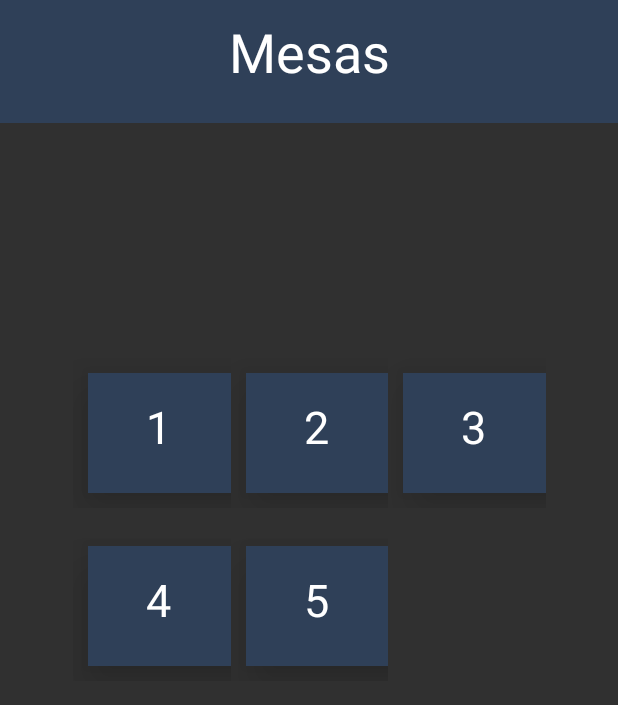
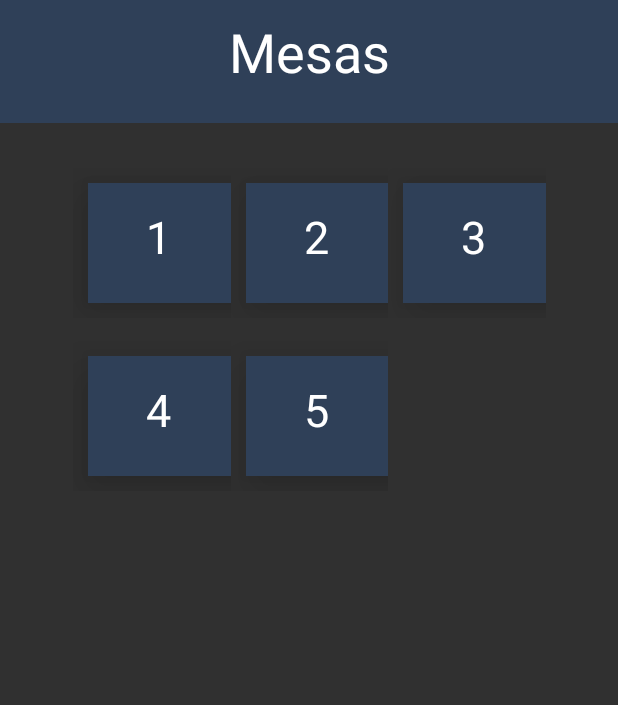
Before and after one commit to HeraWer/ProyectoBarAppMovil, an Android app: the Mesas screen opened directly, with no data from a screen before it, on a phone screen of 412 x 824 dp. Shown: the top 705 px of the screen. Run offline under Robolectric (Android 15) with nearby library versions, the phone set to English and light mode, and no system bars; network calls fail.

Commit message:
Adaptado para girar pantalla y pintando de mesas si existe ticket

```diff
--- a/app/src/main/java/com/example/barreinolds/Empleados.java
+++ b/app/src/main/java/com/example/barreinolds/Empleados.java
@@ -84,4 +84,5 @@
 
     }
 
+
 }
--- a/app/src/main/java/com/example/barreinolds/Mesas.java
+++ b/app/src/main/java/com/example/barreinolds/Mesas.java
@@ -21,13 +21,13 @@
     ArrayList<String> listNumMesa;
     RecyclerView listView;
     MesasAdapter adapter;
-    private String etiqueta = null;
 
     @Override
     protected void onCreate(Bundle savedInstanceState) {
         super.onCreate(savedInstanceState);
         setContentView(R.layout.activity_mesas);
-        recuperarTicket();
+
+
         if(tickets == null){
             tickets = new ArrayList<Ticket>();
         }
@@ -45,6 +45,8 @@
             listaMesas.add("Mesa " + i);
             listNumMesa.add(String.valueOf(i));
         }
+
+
 
 
 
@@ -83,4 +85,16 @@
             e.printStackTrace();
         }
     }
+
+    @Override
+    protected void onResume() {
+        super.onResume();
+        recuperarTicket();
+
+        Ticket t = Search.getTicket(numMesa);
+            if (t != null && t.getProductosComanda().size() == 0)
+                tickets.remove(t);
+
+        adapter.notifyDataSetChanged();
+    }
 }
--- a/app/src/main/java/com/example/barreinolds/MesasAdapter.java
+++ b/app/src/main/java/com/example/barreinolds/MesasAdapter.java
@@ -1,7 +1,9 @@
 package com.example.barreinolds;
 
+import android.annotation.TargetApi;
 import android.content.Context;
 import android.content.Intent;
+import android.graphics.Color;
 import android.view.LayoutInflater;
 import android.view.View;
 import android.view.ViewGroup;
@@ -17,6 +19,7 @@
 import static com.example.barreinolds.Mesas.numMesa;
 import static com.example.barreinolds.Mesas.tickets;
 
+@TargetApi(23)
 public class MesasAdapter extends RecyclerView.Adapter<MesasAdapter.ViewHolder> {
 
 
@@ -55,16 +58,25 @@
     @Override
     public void onBindViewHolder(@NonNull MesasAdapter.ViewHolder holder, final int position) {
 
-        String mesas = mesasArrayList.get(position);
+        final String mesas = mesasArrayList.get(position);
+
+
+
 
         TextView nameTextView = holder.tableName;
         nameTextView.setText(mesas);
+
+        if(Search.getTicket(Integer.parseInt(mesas)) != null) {
+            nameTextView.setBackgroundColor(holder.c.getColor(R.color.busyTable));
+        }else{
+            nameTextView.setBackgroundColor(holder.c.getColor(R.color.actionBar));
+        }
 
         holder.itemView.setOnClickListener(new View.OnClickListener() {
             @Override
             public void onClick(View v) {
                 Intent intent = new Intent(v.getContext(), ListaCategorias.class);
-                numMesa = Integer.parseInt(listaMesas.get(position).split(" ")[1]);
+                numMesa = Integer.parseInt(mesas);
                 v.getContext().startActivity(intent);
             }
         });
--- a/app/src/main/java/com/example/barreinolds/TicketActivity.java
+++ b/app/src/main/java/com/example/barreinolds/TicketActivity.java
@@ -61,6 +61,7 @@
                     productsAdapterArray.remove(viewHolder.getAdapterPosition());
                     adapter.notifyItemRemoved(viewHolder.getAdapterPosition());
                     new EnviarTicket().execute(Search.getTicket(Mesas.numMesa));
+
                 }
             };
 }
--- a/app/src/main/res/layout/activity_lista_categorias.xml
+++ b/app/src/main/res/layout/activity_lista_categorias.xml
@@ -26,11 +26,11 @@
     <androidx.recyclerview.widget.RecyclerView
         android:id="@+id/lista_categorias"
         android:layout_width="315dp"
-        android:layout_height="443dp"
+        android:layout_height="0dp"
         android:layout_marginTop="30dp"
         android:layout_marginBottom="16dp"
+        android:divider="@color/divider"
         android:textAlignment="center"
-        android:divider="@color/divider"
         app:layout_constraintBottom_toBottomOf="parent"
         app:layout_constraintEnd_toEndOf="parent"
         app:layout_constraintStart_toStartOf="parent"
--- a/app/src/main/res/layout/activity_lista_productos.xml
+++ b/app/src/main/res/layout/activity_lista_productos.xml
@@ -26,7 +26,8 @@
     <androidx.recyclerview.widget.RecyclerView
         android:id="@+id/lista_producto"
         android:layout_width="match_parent"
-        android:layout_height="wrap_content"
+        android:layout_height="0dp"
+        android:layout_marginTop="25dp"
         android:textAlignment="center"
         app:layout_constraintBottom_toBottomOf="parent"
         app:layout_constraintEnd_toEndOf="parent"
--- a/app/src/main/res/layout/activity_mesas.xml
+++ b/app/src/main/res/layout/activity_mesas.xml
@@ -26,13 +26,13 @@
     <androidx.recyclerview.widget.RecyclerView
         android:id="@+id/lista_mesas"
         android:layout_width="315dp"
-        android:layout_height="443dp"
+        android:layout_height="0dp"
         android:layout_marginTop="30dp"
         android:layout_marginBottom="16dp"
+        android:divider="@color/divider"
+        android:dividerHeight="15dp"
+        android:elevation="50dp"
         android:textAlignment="center"
-        android:dividerHeight="15dp"
-        android:divider="@color/divider"
-        android:elevation="50dp"
 
         app:layout_constraintBottom_toBottomOf="parent"
         app:layout_constraintEnd_toEndOf="parent"
--- a/app/src/main/res/values/colors.xml
+++ b/app/src/main/res/values/colors.xml
@@ -6,4 +6,5 @@
     <color name="Base"></color>
     <color name="actionBar">#2F4058</color>
     <color name="divider">#00000000</color>
+    <color name="busyTable">#30800000</color>
 </resources>
```
Also changed, not shown: app/src/main/AndroidManifest.xml (+14 -7 lines), app/src/main/res/layout/activity_empleados.xml (+6 -6 lines), app/src/main/res/layout/customlayout_empleados.xml (+16 -12 lines).
